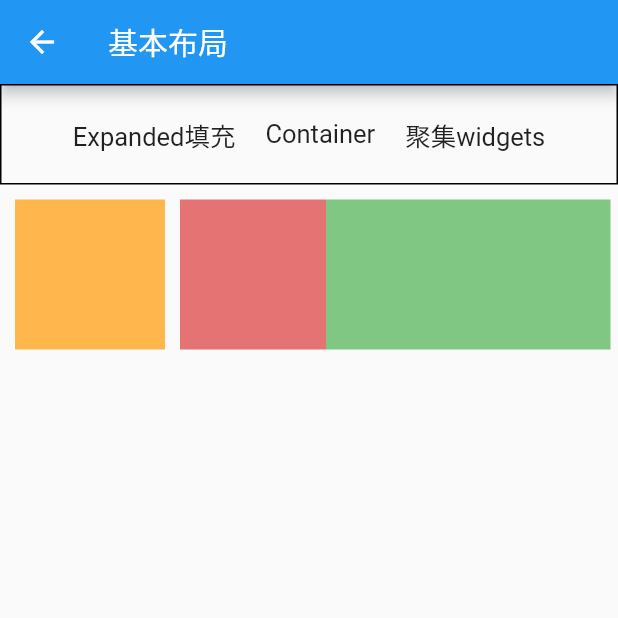
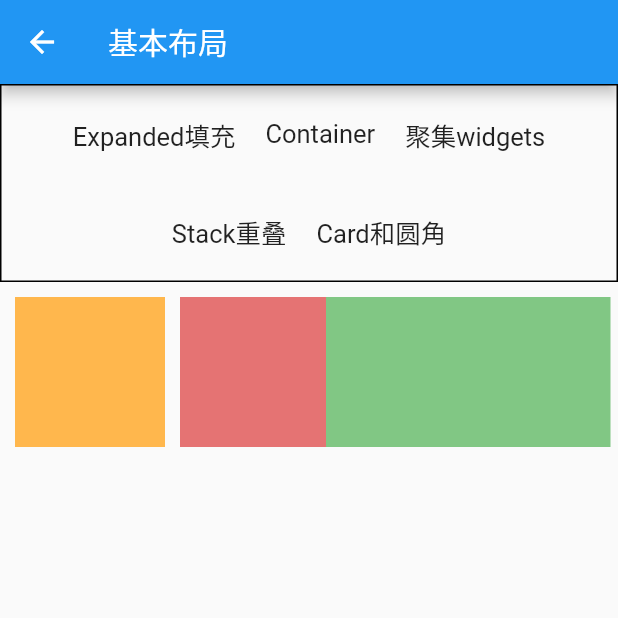
Before and after one commit to xiyuxiaoxiao/FlutterClass, a Flutter app: the screen it shows after launch, after a tap on "基本布局", on a phone screen of 412 x 824 dp, the top half of it. Run offline on Flutter 3.47's test engine with Material 2 defaults, Android fonts, the phone set to English and light mode, and no system bars.

```diff
--- a/myapp/lib/DemoExampleClass.dart
+++ b/myapp/lib/DemoExampleClass.dart
@@ -36,7 +36,7 @@ class DemoExampleClass extends StatelessWidget {
 
   Widget _titleSection() {
     return new Container(
-      decoration:_decoration,
+      decoration: _decoration,
       padding: const EdgeInsets.all(32),
       margin: const EdgeInsets.all(10),
       child: new Row(
--- a/myapp/lib/LayoutContainer.dart
+++ b/myapp/lib/LayoutContainer.dart
@@ -60,7 +60,9 @@ class _layoutButtonState extends State<LayoutButtonWidget> {
             border: new Border.all(
           color: Colors.black,
         )),
-      child: new Row(
+        child: new Column(
+          children: <Widget>[
+            new Row(
               mainAxisAlignment: MainAxisAlignment.center,
               children: <Widget>[
                 tapView("Expanded填充", 0),
@@ -68,7 +70,15 @@ class _layoutButtonState extends State<LayoutButtonWidget> {
                 tapView("聚集widgets", 2),
               ],
             ),
-    );
+            new Row(
+              mainAxisAlignment: MainAxisAlignment.center,
+              children: <Widget>[
+                tapView("Stack重叠", 3),
+                tapView("Card和圆角", 4),
+              ],
+            ),
+          ],
+        ));
   }
 
   Widget _content() {
@@ -80,6 +90,12 @@ class _layoutButtonState extends State<LayoutButtonWidget> {
     }
     if (_selectIndex == 2) {
       return _gatherWidgets();
+    }
+    if (_selectIndex == 3) {
+      return _stackWidget();
+    }
+    if (_selectIndex == 4) {
+      return _cardWidget();
     }
     return null;
   }
@@ -134,7 +150,7 @@ class _layoutButtonState extends State<LayoutButtonWidget> {
   }
 
   Widget _gatherWidgets() {
-    return  new Row(
+    return new Row(
       mainAxisSize: MainAxisSize.min,
       children: <Widget>[
         new Icon(Icons.star, color: Colors.green[500]),
@@ -145,4 +161,60 @@ class _layoutButtonState extends State<LayoutButtonWidget> {
       ],
     );
   }
+
+  // 后面的依次在前面的上面
+  Widget _stackWidget() {
+    var stack = new Stack(
+      alignment: const Alignment(1, 1),
+      children: <Widget>[
+        new Container(
+          width: 200,
+          height: 200,
+          child: new Image.asset(
+            'images/flow/pic0.jpg',
+            fit: BoxFit.fill,
+          ),
+        ),
+        new Container(
+          decoration: new BoxDecoration(color: Colors.green),
+          width: 70,
+          height: 70,
+        ),
+        new Container(
+          decoration: new BoxDecoration(color: Colors.black),
+          padding: new EdgeInsets.all(5),
+          child: new Text(
+            'Mia B',
+            style: new TextStyle(
+                fontSize: 20, fontWeight: FontWeight.w900, color: Colors.white),
+          ),
+        )
+      ],
+    );
+
+    return stack;
   }
+
+  Widget _cardWidget() {
+    return new SizedBox(
+      width: 200,
+      height: 200,
+      child: new Card(
+        shape: const RoundedRectangleBorder(
+            borderRadius: BorderRadius.all(Radius.circular(14.0))),
+        elevation: 24,
+
+        // 圆角会被遮挡住 因此对card添加包裹设置内边距  下面的ClipRRect 可以处理超出的内容
+        child: new Container(
+          padding: new EdgeInsets.all(20),
+          child: ClipRRect(
+            borderRadius: BorderRadius.circular(10),
+            child: new Container(
+              color: Colors.green,
+            ),
+          ),
+        ),
+      ),
+    );
+  }
+}
--- a/myapp/lib/main.dart
+++ b/myapp/lib/main.dart
@@ -1,8 +1,10 @@
 import 'package:flutter/material.dart';
+import 'package:flutter/material.dart' as prefix0;
 import 'package:flutter/rendering.dart';
 import 'package:myapp/LayoutContainer.dart';
 import 'package:myapp/DemoExampleClass.dart';
 import 'package:myapp/GridViewClass.dart';
+import 'package:myapp/TextFieldClass.dart';
 
 void main() {
   // 可以查看布局结构
@@ -13,7 +15,6 @@ void main() {
 class MyApp extends StatelessWidget {
   @override
   Widget build(BuildContext context) {
-
     return new MaterialApp(
       title: 'Welcome to Flutter',
       // theme: new ThemeData(
@@ -27,6 +28,13 @@ class MyApp extends StatelessWidget {
           child: new RandomWords(),
         ),
       ),
+
+      routes: <String, WidgetBuilder>{
+        'path0': (BuildContext content) => LayoutContainer(title: '基本布局'),
+        'path1': (BuildContext content) => DemoExampleClass(title: 'Demo练习'),
+        'path2': (BuildContext content) => GridviewClass(title: 'GridView'),
+        'path3': (BuildContext content) => TextFieldClass(title: '文本框'),
+      },
     );
   }
 }
@@ -38,34 +46,13 @@ class RandomWords extends StatefulWidget {
 
 class RandomWordsState extends State<RandomWords> {
   @override
-  var _suggestions = [];
+  final _suggestions = ['基本布局', 'Demo练习', 'GridView', '文本框'];
   final _biggerFont = const TextStyle(fontSize: 18.0);
 
   Widget build(BuildContext context) {
-    final list0 = {
-      'title': '基本布局',
-      'container': (title) {
-        return new LayoutContainer(title: title);
-      } ,
-    };
-    final list1 = {
-      'title': 'Demo练习',
-      'container': (title) => new DemoExampleClass(title: title),
-    };
-    final list2 = {
-      'title': 'GridView',
-      'container': (title) => new GridviewClass(title: title),
-    };
-
-    // final arr = [list0, list1, list2];
-    // for (var obj in arr) {
-    //   _suggestions.add(obj);
-    // }
-    _suggestions = [list0, list1, list2];
-
     return new Scaffold(
       appBar: new AppBar(
-        title: new Text('Startup Name Generator'),
+        title: new Text('学习'),
       ),
       body: _buildSuggestions(),
     );
@@ -75,7 +62,7 @@ class RandomWordsState extends State<RandomWords> {
     return new ListView.separated(
       padding: const EdgeInsets.all(16.0),
       itemBuilder: (BuildContext content, int index) {
-        return _buildRow(_suggestions[index]);
+        return _buildRow(index);
       },
       separatorBuilder: (BuildContext content, int index) {
         return new Divider();
@@ -88,27 +75,30 @@ class RandomWordsState extends State<RandomWords> {
     // );
   }
 
-  Widget _buildRow(final pair) {
+  Widget _buildRow(int index) {
+    String text = _suggestions[index];
     return new ListTile(
       title: new Text(
-        pair['title'],
+        text,
         style: _biggerFont,
       ),
       trailing: new Icon(Icons.arrow_forward_ios),
       onTap: () {
         setState(() {
-          _pushLayoutSubView(pair);
+          _pushLayoutSubView(index);
         });
       },
     );
   }
 
   // 跳转
-  void _pushLayoutSubView(obj) {
-    Navigator.of(context).push(new MaterialPageRoute(
-      builder: (context) {
-        return obj['container'](obj['title']);
-      },
-    ));
+  void _pushLayoutSubView(index) {
+    Navigator.pushNamed(context, 'path${index}');
+
+    // Navigator.of(context).push(new MaterialPageRoute(
+    //   builder: (context) {
+    //     return DemoExampleClass(title: 'Demo练习');
+    //   },
+    // ));
   }
 }
```
Also changed, not shown: myapp/lib/CustomState.dart (+4 -5 lines), myapp/lib/GridViewClass.dart (+3 -8 lines), myapp/lib/TextFieldClass.dart (added, +120 -0 lines). Lines whose indentation alone changed are shown as unchanged.
